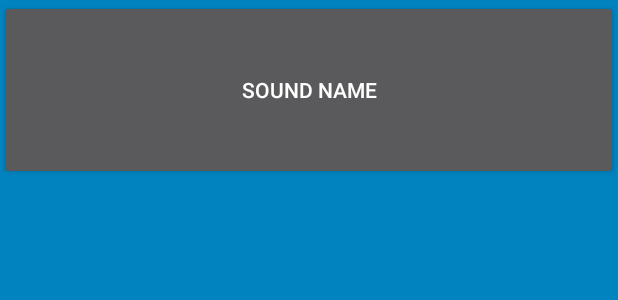
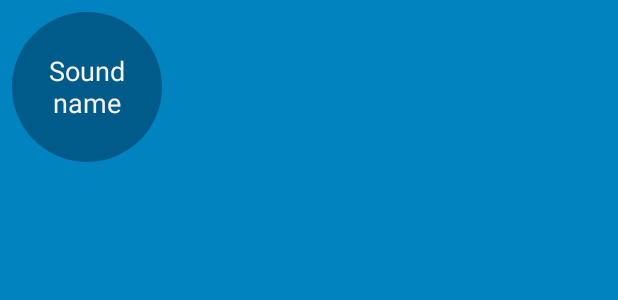
Before and after one commit to sysleg/BeatBox, an Android app: the layout list_item_sound.xml on its own in the app's theme, with its tools: preview values and no code run, on a phone screen of 412 x 824 dp. Shown: the top 300 px of the screen. Run offline under Robolectric (Android 15) with nearby library versions, the phone set to English and light mode, and no system bars.

Commit message:
настроены круглые кнопки с внутренним кольцом. конец 21 главы

```diff
--- /dev/null
+++ b/app/src/main/res/drawable/button_beat_box.xml
@@ -0,0 +1,5 @@
+<?xml version="1.0" encoding="utf-8"?>
+<selector xmlns:android="http://schemas.android.com/apk/res/android">
+    <item android:drawable="@drawable/button_beat_box_pressed" android:state_pressed="true"/>
+    <item android:drawable="@drawable/button_beat_box_normal" />
+</selector>
--- /dev/null
+++ b/app/src/main/res/drawable/button_beat_box_normal.xml
@@ -0,0 +1,5 @@
+<?xml version="1.0" encoding="utf-8"?>
+<shape xmlns:android="http://schemas.android.com/apk/res/android"
+    android:shape="oval">
+    <solid android:color="@color/dark_blue"/>
+</shape>
--- /dev/null
+++ b/app/src/main/res/drawable/button_beat_box_pressed.xml
@@ -0,0 +1,18 @@
+<?xml version="1.0" encoding="utf-8"?>
+<layer-list xmlns:android="http://schemas.android.com/apk/res/android">
+    <item>
+        <shape
+            android:shape="oval">
+            <solid
+                android:color="@color/red"/>
+        </shape>
+    </item>
+    <item>
+        <shape
+            android:shape="oval">
+            <stroke
+                android:width="4dp"
+                android:color="@color/dark_red"/>
+        </shape>
+    </item>
+</layer-list>
--- a/app/src/main/res/layout/list_item_sound.xml
+++ b/app/src/main/res/layout/list_item_sound.xml
@@ -1,8 +1,14 @@
 <?xml version="1.0" encoding="utf-8"?>
-<Button
+<FrameLayout
     xmlns:android="http://schemas.android.com/apk/res/android"
     xmlns:tools="http://schemas.android.com/tools"
-    android:id="@+id/list_item_sound_button"
-    android:layout_width="match_parent"
-    android:layout_height="120dp"
-    tools:text="Sound name"/>
+    android:layout_margin="8dp"
+    android:layout_width="wrap_content"
+    android:layout_height="wrap_content">
+    <Button
+        android:id="@+id/list_item_sound_button"
+        android:layout_width="100dp"
+        android:layout_height="100dp"
+        android:layout_gravity="center"
+        tools:text="Sound name"/>
+</FrameLayout>
--- a/app/src/main/res/values/styles.xml
+++ b/app/src/main/res/values/styles.xml
@@ -6,15 +6,13 @@
         <item name="colorPrimary">@color/red</item>
         <item name="colorPrimaryDark">@color/dark_red</item>
         <item name="colorAccent">@color/gray</item>
-
+        <item name="android:buttonStyle">@style/BeatBoxButton</item>
         <item name = "android:colorBackground">@color/soothing_blue</item>
     </style>
 
     <style name="BeatBoxButton" parent="android:style/Widget.Holo.Button">
-        <item name="android:background">@color/dark_blue</item>
-        <item name="android:buttonStyle">@style/BeatBoxButton</item>
+        <item name="android:background">@drawable/button_beat_box</item>
+
     </style>
 
-
-
 </resources>
```
